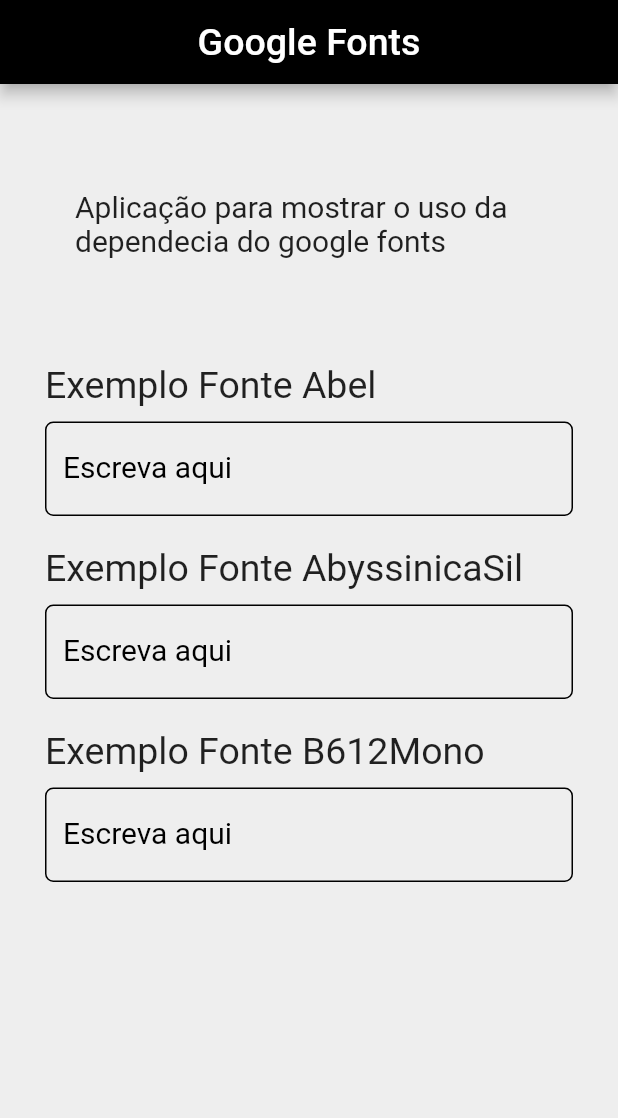
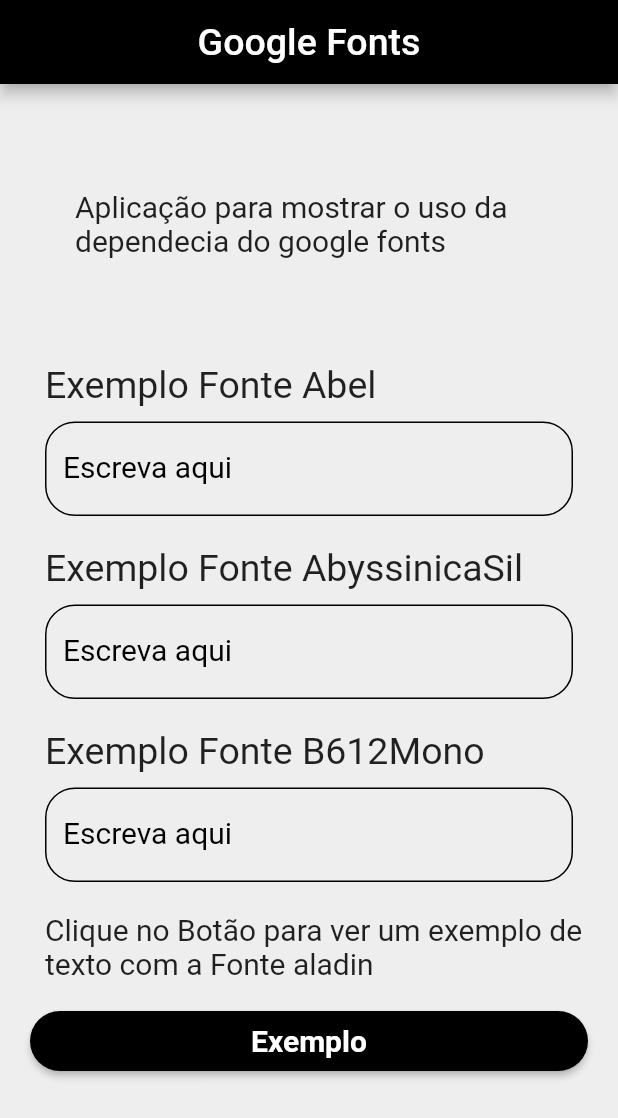
Before and after one commit to Pedro-Balestra/C214-LAB, a Flutter app: the screen it shows after launch, on a phone screen of 412 x 824 dp. Shown: the top 1118 px of the screen. Run offline on Flutter 3.47's test engine with Material 2 defaults, Android fonts, the phone set to English and light mode, and no system bars; our stand-ins replace google_fonts; Roboto replaces fonts that are missing (Abel, Aladin).

Commit message:
Criação de um botão para mostrar texto com fonte Aladin

```diff
--- a/lib/fonts.dart
+++ b/lib/fonts.dart
@@ -53,9 +53,9 @@ class _FontsState extends State<Fonts> {
               decoration: InputDecoration(
                 enabledBorder: OutlineInputBorder(
                     borderSide: const BorderSide(color: Colors.black),
-                    borderRadius: BorderRadius.circular(5.5)),
+                    borderRadius: BorderRadius.circular(20)),
                 focusedBorder: OutlineInputBorder(
-                  borderRadius: BorderRadius.circular(5.5),
+                  borderRadius: BorderRadius.circular(20),
                   borderSide: const BorderSide(color: Colors.black),
                 ),
                 labelText: "Escreva aqui",
@@ -82,10 +82,11 @@ class _FontsState extends State<Fonts> {
             child: TextFormField(
               decoration: InputDecoration(
                 enabledBorder: OutlineInputBorder(
-                    borderSide: const BorderSide(color: Colors.black),
-                    borderRadius: BorderRadius.circular(5.5)),
+                  borderSide: const BorderSide(color: Colors.black),
+                  borderRadius: BorderRadius.circular(20),
+                ),
                 focusedBorder: OutlineInputBorder(
-                  borderRadius: BorderRadius.circular(5.5),
+                  borderRadius: BorderRadius.circular(20),
                   borderSide: const BorderSide(color: Colors.black),
                 ),
                 labelText: "Escreva aqui",
@@ -114,9 +115,9 @@ class _FontsState extends State<Fonts> {
               decoration: InputDecoration(
                 enabledBorder: OutlineInputBorder(
                     borderSide: const BorderSide(color: Colors.black),
-                    borderRadius: BorderRadius.circular(5.5)),
+                    borderRadius: BorderRadius.circular(20)),
                 focusedBorder: OutlineInputBorder(
-                  borderRadius: BorderRadius.circular(5.5),
+                  borderRadius: BorderRadius.circular(20),
                   borderSide: const BorderSide(color: Colors.black),
                 ),
                 labelText: "Escreva aqui",
@@ -125,6 +126,65 @@ class _FontsState extends State<Fonts> {
               style: GoogleFonts.b612Mono(fontSize: 20, color: Colors.black),
             ),
           ),
+          const SizedBox(
+            height: 20,
+          ),
+          Container(
+            padding: const EdgeInsets.only(left: 30, right: 20),
+            child: Text(
+              "Clique no Botão para ver um exemplo de texto com a Fonte aladin",
+              style: GoogleFonts.aladin(fontSize: 20, color: Colors.black87),
+            ),
+          ),
+          Padding(
+            padding: const EdgeInsets.all(20),
+            child: SizedBox(
+              height: 40,
+              width: 140,
+              child: ElevatedButton(
+                onPressed: () {
+                  showDialog(
+                    context: context,
+                    builder: (context) => AlertDialog(
+                      title: Text(
+                        "Aladin",
+                        style: GoogleFonts.aladin(
+                            fontSize: 20, color: Colors.black87),
+                      ),
+                      content: Text(
+                        " Ferva água em uma panela. A quantidade de água pode variar de acordo com a preferência de consistência do macarrão, mas geralmente são cerca de 300 ml a 400 ml de água para um pacote de miojo."
+                        "Abra o pacote de miojo e retire o tempero. Adicione o macarrão na água fervente e deixe cozinhar por cerca de 3 a 4 minutos, mexendo de vez em quando."
+                        "Enquanto o macarrão está cozinhando, você pode preparar o tempero. Basta adicionar o conteúdo do sachê de tempero em uma tigela ou prato fundo e adicionar um pouco de água quente. Misture bem até formar uma pasta homogênea."
+                        "Quando o macarrão estiver cozido, desligue o fogo e escorra a água. Adicione o macarrão na tigela com o tempero e misture bem até que o macarrão fique completamente coberto com o tempero.",
+                        style: GoogleFonts.aladin(
+                            fontSize: 20, color: Colors.black87),
+                      ),
+                      actions: [
+                        OutlinedButton(
+                          child: const Text('Ok'),
+                          onPressed: () {
+                            Navigator.pop(context);
+                          },
+                        ),
+                      ],
+                    ),
+                  );
+                },
+                style: ElevatedButton.styleFrom(
+                    backgroundColor: Colors.black,
+                    shape: RoundedRectangleBorder(
+                        borderRadius: BorderRadius.circular(20))),
+                child: const Text(
+                  "Exemplo",
+                  style: TextStyle(
+                    fontWeight: FontWeight.bold,
+                    color: Colors.white,
+                    fontSize: 20,
+                  ),
+                ),
+              ),
+            ),
+          )
         ],
       ),
     );
```
